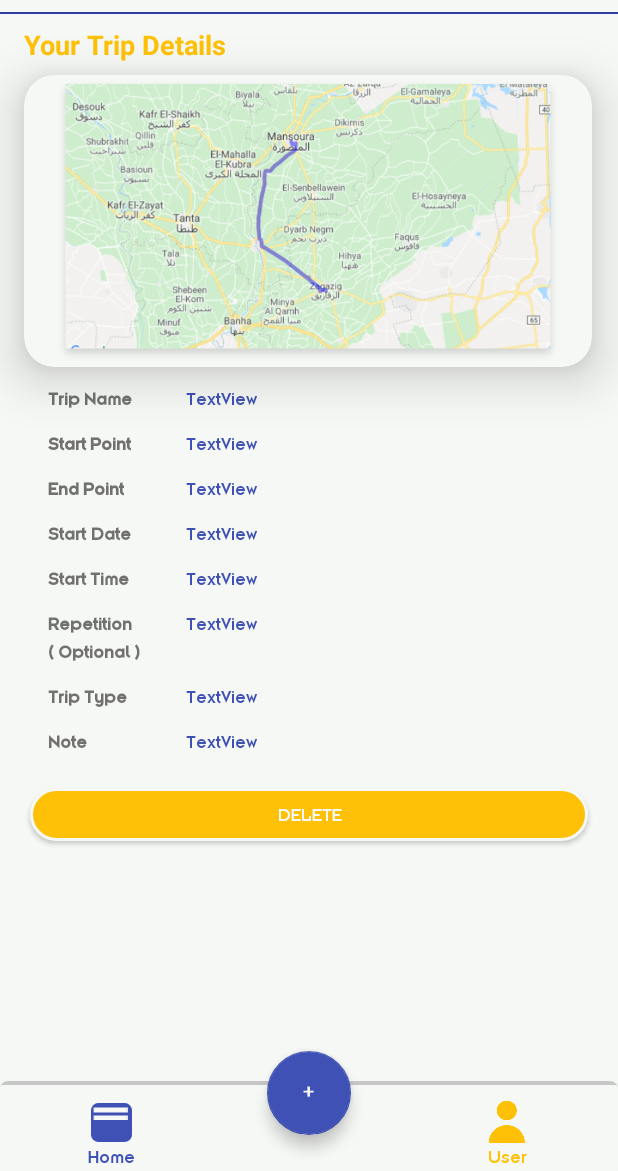
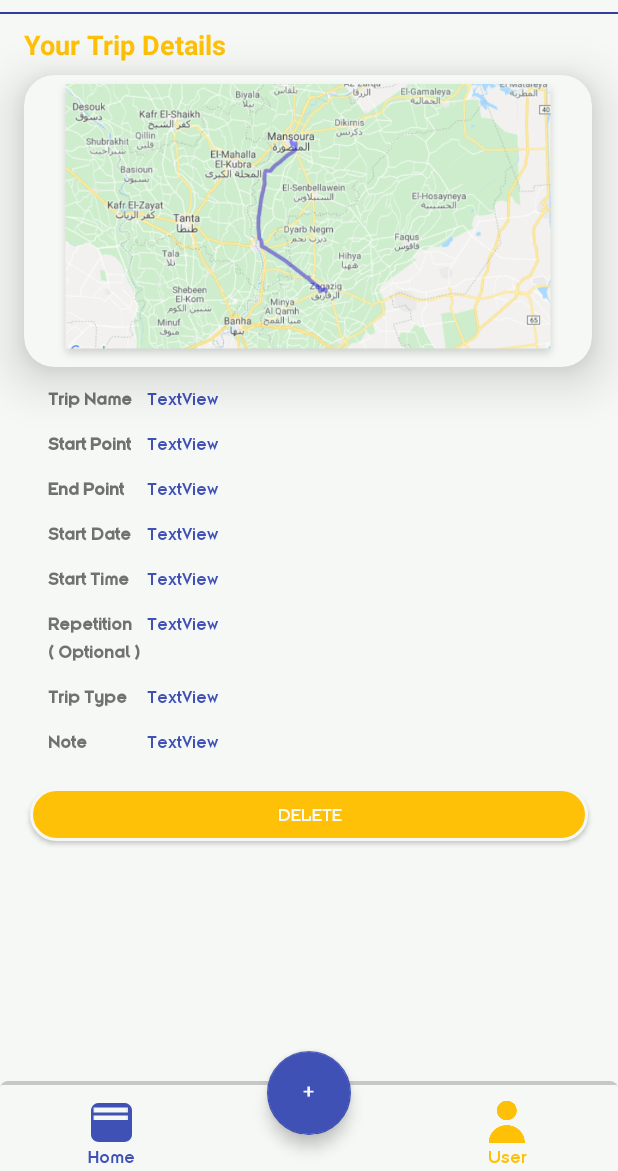
Before and after one commit to alfayedoficial/Togo_List, an Android app: the PastTripDetailsActivity screen opened directly, with no data from a screen before it, on a phone screen of 412 x 824 dp, the part 65-1236 px from its top. Run offline under Robolectric (Android 15) with nearby library versions, the phone set to English and light mode, and no system bars; our stand-ins replace Firebase (no records; nobody signed in at launch, a user with empty details on screens opened directly), Room's generated code; 3 statements that could not run were skipped.

Commit message:
UPDATE details  ADD ITEM VIEWPAGER , STRING

```diff
--- a/app/src/main/res/layout/activity_home.xml
+++ b/app/src/main/res/layout/activity_home.xml
@@ -107,6 +107,7 @@
 			   style="@style/Widget.AppCompat.Button.Borderless.Colored"
 			   android:layout_width="wrap_content"
 			   android:layout_height="wrap_content"
+			   android:background="@drawable/gradient_btn_home"
 			   android:contentDescription="@string/sync"
 			   app:layout_constraintBottom_toBottomOf="@+id/btnUpcoming"
 			   app:layout_constraintStart_toStartOf="parent"
--- a/app/src/main/res/layout/activity_past_trip_details.xml
+++ b/app/src/main/res/layout/activity_past_trip_details.xml
@@ -116,7 +116,7 @@
 
 			   <TextView
 					android:id="@+id/textViewPTDStatusNameTrip"
-					android:layout_width="wrap_content"
+					android:layout_width="0dp"
 					android:layout_height="wrap_content"
 					android:layout_marginStart="10dp"
 					android:layout_marginEnd="10dp"
@@ -134,7 +134,6 @@
 					android:layout_width="0dp"
 					android:layout_height="wrap_content"
 					android:layout_gravity="center"
-					android:layout_marginTop="8dp"
 					android:layout_weight="1"
 					android:fontFamily="@font/boutfont"
 					android:gravity="center|start"
@@ -143,40 +142,45 @@
 					android:textSize="14sp"
 					android:textStyle="bold"
 					app:layout_constraintStart_toStartOf="@+id/textViewPTDNameTrip"
-					app:layout_constraintTop_toBottomOf="@+id/textViewPTDNameTrip" />
+					app:layout_constraintTop_toTopOf="@+id/textViewPTDStatusStartPoint" />
 
 			   <TextView
 					android:id="@+id/textViewPTDStatusStartPoint"
 					android:layout_width="0dp"
 					android:layout_height="wrap_content"
 					android:layout_gravity="center"
+					android:layout_marginTop="8dp"
+					android:layout_marginEnd="30dp"
 					android:layout_weight="2"
 					android:fontFamily="@font/boutfont"
 					android:text="TextView"
 					android:textColor="@color/colorPrimary"
 					android:textSize="14sp"
+					app:layout_constraintEnd_toEndOf="parent"
 					app:layout_constraintStart_toStartOf="@+id/textViewPTDStatusNameTrip"
-					app:layout_constraintTop_toTopOf="@+id/TextViewPTDStartPoint" />
+					app:layout_constraintTop_toBottomOf="@+id/textViewPTDStatusNameTrip" />
 
 			   <TextView
 					android:id="@+id/textViewPTDStatusEndPoint"
 					android:layout_width="0dp"
 					android:layout_height="wrap_content"
 					android:layout_gravity="center"
+					android:layout_marginTop="8dp"
+					android:layout_marginEnd="30dp"
 					android:layout_weight="2"
 					android:fontFamily="@font/boutfont"
 					android:text="TextView"
 					android:textColor="@color/colorPrimary"
 					android:textSize="14sp"
+					app:layout_constraintEnd_toEndOf="parent"
 					app:layout_constraintStart_toStartOf="@+id/textViewPTDStatusNameTrip"
-					app:layout_constraintTop_toTopOf="@+id/TextViewPTDEndPoint" />
+					app:layout_constraintTop_toBottomOf="@+id/textViewPTDStatusStartPoint" />
 
 			   <TextView
 					android:id="@+id/TextViewPTDEndPoint"
 					android:layout_width="0dp"
 					android:layout_height="wrap_content"
 					android:layout_gravity="center"
-					android:layout_marginTop="8dp"
 					android:layout_weight="1"
 					android:fontFamily="@font/boutfont"
 					android:gravity="center|start"
@@ -185,53 +189,57 @@
 					android:textSize="14sp"
 					android:textStyle="bold"
 					app:layout_constraintStart_toStartOf="@+id/textViewPTDNameTrip"
-					app:layout_constraintTop_toBottomOf="@+id/TextViewPTDStartPoint" />
+					app:layout_constraintTop_toTopOf="@+id/textViewPTDStatusEndPoint" />
 
 			   <TextView
 					android:id="@+id/textViewPTDStatusDate"
 					android:layout_width="wrap_content"
 					android:layout_height="wrap_content"
-					android:layout_marginTop="8dp"
 					android:fontFamily="@font/boutfont"
 					android:text="@string/startdate"
 					android:textSize="14sp"
 					android:textStyle="bold"
 					app:layout_constraintStart_toStartOf="@+id/textViewPTDNameTrip"
-					app:layout_constraintTop_toBottomOf="@+id/TextViewPTDEndPoint" />
+					app:layout_constraintTop_toTopOf="@+id/textViewPTDStatusStartDate" />
 
 			   <TextView
 					android:id="@+id/textViewPTDStatusStartDate"
-					android:layout_width="wrap_content"
+					android:layout_width="0dp"
 					android:layout_height="wrap_content"
+					android:layout_marginTop="8dp"
+					android:layout_marginEnd="30dp"
 					android:fontFamily="@font/boutfont"
 					android:text="TextView"
 					android:textColor="@color/colorPrimary"
 					android:textSize="14sp"
+					app:layout_constraintEnd_toEndOf="parent"
 					app:layout_constraintStart_toStartOf="@+id/textViewPTDStatusNameTrip"
-					app:layout_constraintTop_toTopOf="@+id/textViewPTDStatusDate" />
+					app:layout_constraintTop_toBottomOf="@+id/textViewPTDStatusEndPoint" />
 
 			   <TextView
 					android:id="@+id/textViewPTDStatusTime"
 					android:layout_width="wrap_content"
 					android:layout_height="wrap_content"
-					android:layout_marginTop="8dp"
 					android:fontFamily="@font/boutfont"
 					android:text="@string/starttime"
 					android:textSize="14sp"
 					android:textStyle="bold"
 					app:layout_constraintStart_toStartOf="@+id/textViewPTDNameTrip"
-					app:layout_constraintTop_toBottomOf="@+id/textViewPTDStatusDate" />
+					app:layout_constraintTop_toTopOf="@+id/textViewPTDStatusStartTime" />
 
 			   <TextView
 					android:id="@+id/textViewPTDStatusStartTime"
-					android:layout_width="wrap_content"
+					android:layout_width="0dp"
 					android:layout_height="wrap_content"
+					android:layout_marginTop="8dp"
+					android:layout_marginEnd="30dp"
 					android:fontFamily="@font/boutfont"
 					android:text="TextView"
 					android:textColor="@color/colorPrimary"
 					android:textSize="14sp"
+					app:layout_constraintEnd_toEndOf="parent"
 					app:layout_constraintStart_toStartOf="@+id/textViewPTDStatusNameTrip"
-					app:layout_constraintTop_toTopOf="@+id/textViewPTDStatusTime" />
+					app:layout_constraintTop_toBottomOf="@+id/textViewPTDStatusStartDate" />
 
 			   <TextView
 					android:id="@+id/textViewPTDRepetition"
@@ -247,32 +255,35 @@
 
 			   <TextView
 					android:id="@+id/textViewPTDStatusRepetition"
-					android:layout_width="wrap_content"
+					android:layout_width="0dp"
 					android:layout_height="wrap_content"
+					android:layout_marginTop="8dp"
+					android:layout_marginEnd="30dp"
 					android:fontFamily="@font/boutfont"
 					android:text="TextView"
 					android:textColor="@color/colorPrimary"
 					android:textSize="14sp"
+					app:layout_constraintEnd_toEndOf="parent"
 					app:layout_constraintStart_toStartOf="@+id/textViewPTDStatusNameTrip"
-					app:layout_constraintTop_toTopOf="@+id/textViewPTDRepetition" />
+					app:layout_constraintTop_toBottomOf="@+id/textViewPTDStatusStartTime" />
 
 			   <TextView
 					android:id="@+id/textViewPTDTripType"
 					android:layout_width="wrap_content"
 					android:layout_height="wrap_content"
-					android:layout_marginTop="8dp"
 					android:fontFamily="@font/boutfont"
 					android:text="@string/trip_type"
 					android:textSize="14sp"
 					android:textStyle="bold"
 					app:layout_constraintStart_toStartOf="@+id/textViewPTDNameTrip"
-					app:layout_constraintTop_toBottomOf="@+id/textViewPTDRepetition" />
+					app:layout_constraintTop_toTopOf="@+id/textViewPTDStatusTripType" />
 
 			   <TextView
 					android:id="@+id/textViewPTDStatusNote"
-					android:layout_width="wrap_content"
+					android:layout_width="0dp"
 					android:layout_height="wrap_content"
-					android:layout_marginEnd="17dp"
+					android:layout_marginTop="8dp"
+					android:layout_marginEnd="30dp"
 					android:fontFamily="@font/boutfont"
 					android:text="TextView"
 					android:textColor="@color/colorPrimary"
@@ -280,30 +291,32 @@
 					app:layout_constraintEnd_toEndOf="parent"
 					app:layout_constraintHorizontal_bias="0.0"
 					app:layout_constraintStart_toStartOf="@+id/textViewPTDStatusNameTrip"
-					app:layout_constraintTop_toTopOf="@+id/textViewPTDNote" />
+					app:layout_constraintTop_toBottomOf="@+id/textViewPTDStatusTripType" />
 
 			   <TextView
 					android:id="@+id/textViewPTDStatusTripType"
-					android:layout_width="wrap_content"
+					android:layout_width="0dp"
 					android:layout_height="wrap_content"
+					android:layout_marginTop="8dp"
+					android:layout_marginEnd="30dp"
 					android:fontFamily="@font/boutfont"
 					android:text="TextView"
 					android:textColor="@color/colorPrimary"
 					android:textSize="14sp"
+					app:layout_constraintEnd_toEndOf="parent"
 					app:layout_constraintStart_toStartOf="@+id/textViewPTDStatusNameTrip"
-					app:layout_constraintTop_toTopOf="@+id/textViewPTDTripType" />
+					app:layout_constraintTop_toBottomOf="@+id/textViewPTDRepetition" />
 
 			   <TextView
 					android:id="@+id/textViewPTDNote"
 					android:layout_width="wrap_content"
 					android:layout_height="wrap_content"
-					android:layout_marginTop="8dp"
 					android:fontFamily="@font/boutfont"
 					android:text="@string/note"
 					android:textSize="14sp"
 					android:textStyle="bold"
 					app:layout_constraintStart_toStartOf="@+id/textViewPTDNameTrip"
-					app:layout_constraintTop_toBottomOf="@+id/textViewPTDTripType" />
+					app:layout_constraintTop_toTopOf="@+id/textViewPTDStatusNote" />
 
 			   <Button
 					android:id="@+id/btnStatusDelete"
@@ -321,7 +334,7 @@
 					app:layout_constraintBottom_toBottomOf="parent"
 					app:layout_constraintEnd_toEndOf="parent"
 					app:layout_constraintStart_toStartOf="parent"
-					app:layout_constraintTop_toBottomOf="@+id/textViewPTDNote" />
+					app:layout_constraintTop_toBottomOf="@+id/textViewPTDStatusNote" />
 
 
 		  </androidx.constraintlayout.widget.ConstraintLayout>
```
Also changed, not shown: app/src/main/res/layout/activity_details_trip.xml (+39 -38 lines), app/src/main/res/layout/activity_privacy.xml (+1 -7 lines), app/src/main/res/values/strings.xml (+17 -6 lines), 1 other file.
